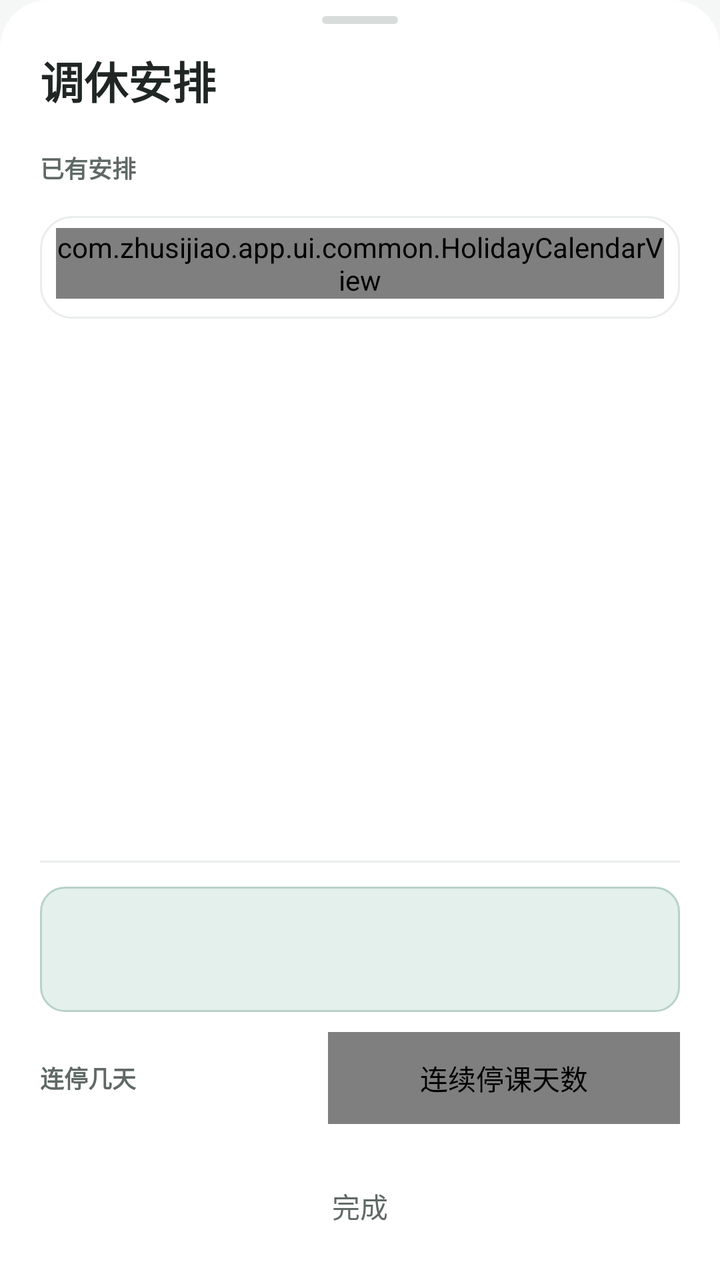
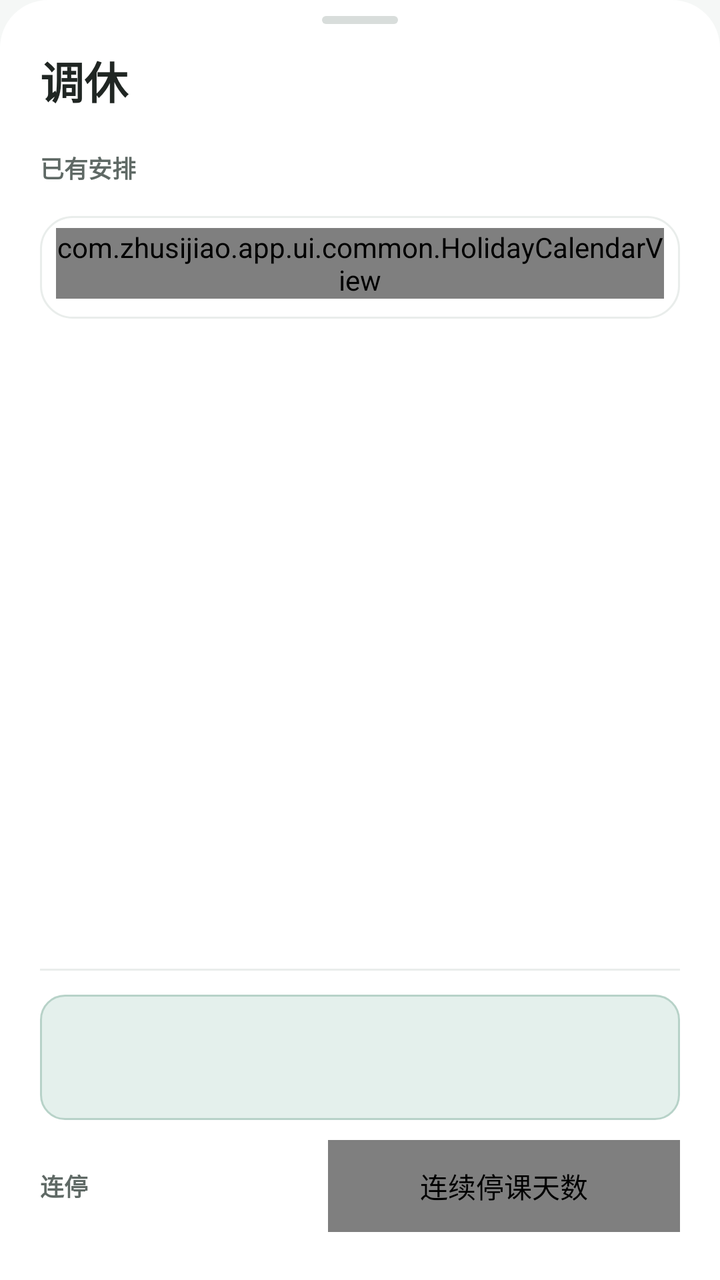

An Android layout rendered at two revisions. The XML below is the earlier revision; the diff shows what the commit changed to produce the second picture.
<!-- AndroidManifest.xml: application theme Theme.Zhusijiao -->
<!-- res/layout/dialog_holiday.xml -->
<?xml version="1.0" encoding="utf-8"?>
<LinearLayout xmlns:android="http://schemas.android.com/apk/res/android"
    android:layout_width="match_parent"
    android:layout_height="match_parent"
    android:background="@drawable/bg_sheet"
    android:orientation="vertical"
    android:paddingStart="20dp"
    android:paddingTop="8dp"
    android:paddingEnd="20dp"
    android:paddingBottom="14dp">

    <View
        android:layout_width="38dp"
        android:layout_height="4dp"
        android:layout_gravity="center_horizontal"
        android:layout_marginBottom="12dp"
        android:background="@drawable/bg_sheet_handle" />

    <TextView
        android:id="@+id/holidayTitle"
        android:layout_width="match_parent"
        android:layout_height="wrap_content"
        android:includeFontPadding="false"
        android:text="@string/holiday_title"
        android:textColor="@color/heading_ink"
        android:textSize="@dimen/text_display"
        android:textStyle="bold" />

    
    <TextView
        android:id="@+id/holidayWeekNotice"
        android:layout_width="match_parent"
        android:layout_height="wrap_content"
        android:layout_marginTop="8dp"
        android:background="@drawable/bg_error_note"
        android:lineSpacingExtra="2dp"
        android:padding="10dp"
        android:textColor="@color/sub_6c"
        android:textSize="@dimen/text_hint"
        android:visibility="gone" />

    
    <LinearLayout
        android:id="@+id/holidaySummaryRow"
        android:layout_width="match_parent"
        android:layout_height="40dp"
        android:layout_marginTop="8dp"
        android:background="@drawable/bg_menu_row"
        android:clickable="true"
        android:focusable="true"
        android:gravity="center_vertical"
        android:orientation="horizontal">

        <TextView
            android:id="@+id/holidayListLabel"
            android:layout_width="0dp"
            android:layout_height="wrap_content"
            android:layout_weight="1"
            android:text="@string/holiday_list_label"
            android:textColor="@color/field_label"
            android:textSize="@dimen/text_hint"
            android:textStyle="bold" />

        <TextView
            android:id="@+id/holidayExpand"
            android:layout_width="wrap_content"
            android:layout_height="wrap_content"
            android:textColor="@color/accent_strong"
            android:textSize="@dimen/text_small"
            android:textStyle="bold" />
    </LinearLayout>

    <androidx.core.widget.NestedScrollView
        android:id="@+id/holidayScroll"
        android:layout_width="match_parent"
        android:layout_height="0dp"
        android:layout_weight="1"
        android:overScrollMode="never"
        android:scrollbars="none">

        <LinearLayout
            android:layout_width="match_parent"
            android:layout_height="wrap_content"
            android:orientation="vertical">

            <LinearLayout
                android:id="@+id/holidayList"
                android:layout_width="match_parent"
                android:layout_height="wrap_content"
                android:layout_marginBottom="4dp"
                android:orientation="vertical" />

            <LinearLayout
                android:id="@+id/holidayCalendarCard"
                android:layout_width="match_parent"
                android:layout_height="wrap_content"
                android:background="@drawable/bg_card"
                android:orientation="vertical"
                android:paddingStart="8dp"
                android:paddingTop="6dp"
                android:paddingEnd="8dp"
                android:paddingBottom="10dp">

                <com.zhusijiao.app.ui.common.HolidayCalendarView
                    android:id="@+id/holidayCalendar"
                    android:layout_width="match_parent"
                    android:layout_height="wrap_content" />
            </LinearLayout>
        </LinearLayout>
    </androidx.core.widget.NestedScrollView>

    <View
        android:layout_width="match_parent"
        android:layout_height="1dp"
        android:layout_marginTop="12dp"
        android:background="@color/line" />

    
    <LinearLayout
        android:id="@+id/holidayEditor"
        android:layout_width="match_parent"
        android:layout_height="wrap_content"
        android:orientation="vertical">

        <LinearLayout
            android:id="@+id/holidaySelectedCard"
            android:layout_width="match_parent"
            android:layout_height="wrap_content"
            android:layout_marginTop="12dp"
            android:background="@drawable/bg_reschedule_summary"
            android:orientation="vertical">

            <TextView
                android:id="@+id/holidaySelectedTitle"
                android:layout_width="match_parent"
                android:layout_height="wrap_content"
                android:includeFontPadding="false"
                android:textColor="@color/heading_ink"
                android:textSize="@dimen/text_subtitle"
                android:textStyle="bold" />

            <TextView
                android:id="@+id/holidaySelectedDetail"
                android:layout_width="match_parent"
                android:layout_height="wrap_content"
                android:layout_marginTop="4dp"
                android:textColor="@color/sub_68"
                android:textSize="@dimen/text_small" />
        </LinearLayout>

        <LinearLayout
            android:id="@+id/holidayDurationRow"
            android:layout_width="match_parent"
            android:layout_height="wrap_content"
            android:layout_marginTop="10dp"
            android:gravity="center_vertical"
            android:orientation="horizontal">

            <TextView
                android:layout_width="0dp"
                android:layout_height="wrap_content"
                android:layout_weight="1"
                android:text="@string/holiday_duration_label"
                android:textColor="@color/field_label"
                android:textSize="@dimen/text_hint"
                android:textStyle="bold" />

            <com.zhusijiao.app.ui.common.StepperFieldView
                android:id="@+id/holidayDays"
                android:layout_width="176dp"
                android:layout_height="46dp"
                android:contentDescription="@string/holiday_days_label" />
        </LinearLayout>

        <LinearLayout
            android:id="@+id/holidayActions"
            android:layout_width="match_parent"
            android:layout_height="wrap_content"
            android:layout_marginTop="10dp"
            android:orientation="vertical" />
    </LinearLayout>

    <TextView
        android:id="@+id/holidayReadOnly"
        android:layout_width="match_parent"
        android:layout_height="wrap_content"
        android:layout_marginTop="12dp"
        android:background="@color/tt_section_bg"
        android:padding="11dp"
        android:text="@string/detail_read_only_hint"
        android:textColor="@color/sub_8a"
        android:textSize="@dimen/text_small"
        android:visibility="gone" />

    <TextView
        android:id="@+id/holidayClose"
        android:layout_width="match_parent"
        android:layout_height="46dp"
        android:layout_marginTop="8dp"
        android:background="@drawable/bg_menu_row"
        android:clickable="true"
        android:focusable="true"
        android:gravity="center"
        android:text="@string/common_done"
        android:textColor="@color/sub_68"
        android:textSize="@dimen/text_body" />
</LinearLayout>
<!-- resources referenced by this layout -->
<resources>
  <color name="accent_strong">#287760</color>
  <color name="field_label">@color/text_secondary</color>
  <color name="heading_ink">#202623</color>
  <color name="line">#e9edeb</color>
  <color name="sub_68">@color/text_secondary</color>
  <color name="sub_6c">@color/text_secondary</color>
  <color name="sub_8a">@color/text_tertiary</color>
  <color name="tt_section_bg">#fbfcfb</color>
  <dimen name="text_body">14sp</dimen>
  <dimen name="text_display">22sp</dimen>
  <dimen name="text_hint">12sp</dimen>
  <dimen name="text_small">13sp</dimen>
  <dimen name="text_subtitle">16sp</dimen>
  <!-- drawable bg_card (drawable) -->
  <?xml version="1.0" encoding="utf-8"?>
  
  <shape xmlns:android="http://schemas.android.com/apk/res/android" android:shape="rectangle">
      <solid android:color="@color/surface" />
      <stroke android:width="1dp" android:color="@color/line" />
      <corners android:radius="@dimen/card_radius_lg" />
  </shape>
  <!-- drawable bg_error_note (drawable) -->
  <?xml version="1.0" encoding="utf-8"?>
  
  <shape xmlns:android="http://schemas.android.com/apk/res/android" android:shape="rectangle">
      <solid android:color="@color/error_bg" />
      <corners android:radius="@dimen/radius_md" />
  </shape>
  <!-- drawable bg_menu_row (drawable) -->
  <?xml version="1.0" encoding="utf-8"?>
  
  <selector xmlns:android="http://schemas.android.com/apk/res/android">
      <item android:state_pressed="true">
          <shape android:shape="rectangle"><solid android:color="@color/hover_bg" /></shape>
      </item>
      <item>
          <shape android:shape="rectangle"><solid android:color="@android:color/transparent" /></shape>
      </item>
  </selector>
  <!-- drawable bg_sheet (drawable) -->
  <?xml version="1.0" encoding="utf-8"?>
  
  <shape xmlns:android="http://schemas.android.com/apk/res/android" android:shape="rectangle">
      <solid android:color="@color/surface" />
      <corners android:topLeftRadius="@dimen/radius_xl" android:topRightRadius="@dimen/radius_xl" />
  </shape>
  <!-- drawable bg_sheet_handle (drawable) -->
  <?xml version="1.0" encoding="utf-8"?>
  
  <shape xmlns:android="http://schemas.android.com/apk/res/android" android:shape="rectangle">
      <solid android:color="@color/sheet_handle" />
      <corners android:radius="4dp" />
  </shape>
  <string name="common_done">完成</string>
  <string name="detail_read_only_hint">仅发布者可修改</string>
  <string name="holiday_days_label">连续停课天数</string>
  <string name="holiday_duration_label">连停几天</string>
  <string name="holiday_list_label">已有安排</string>
  <string name="holiday_title">调休安排</string>
  <color name="text_secondary">#5f6965</color>
  <color name="text_tertiary">#8a9490</color>
  <color name="surface">#ffffff</color>
  <dimen name="card_radius_lg">@dimen/radius_lg</dimen>
  <color name="error_bg">#fdf2f1</color>
  <dimen name="radius_md">12dp</dimen>
  <color name="hover_bg">#f2f5f4</color>
  <color name="accent_soft">#e4f0ec</color>
  <color name="card_border_active">#b7d2c8</color>
  <dimen name="radius_xl">24dp</dimen>
  <color name="sheet_handle">#d8dddb</color>
  <color name="accent">#2f7d68</color>
  <color name="ink">#202725</color>
  <color name="muted">#7d8783</color>
  <color name="background">#f5f7f6</color>
  <style name="Theme.Zhusijiao.Dialog" parent="Theme.AppCompat.Light.Dialog.Alert">
          <item name="colorAccent">@color/accent</item>
          <item name="android:textColorPrimary">@color/ink</item>
          <item name="buttonBarPositiveButtonStyle">@style/DialogButton</item>
          <item name="buttonBarNegativeButtonStyle">@style/DialogButton</item>
          <item name="buttonBarNeutralButtonStyle">@style/DialogButton</item>
      </style>
  <dimen name="radius_lg">16dp</dimen>
  <style name="DialogButton" parent="Widget.AppCompat.Button.ButtonBar.AlertDialog">
          <item name="android:textColor">@color/accent</item>
          <item name="android:textStyle">bold</item>
      </style>
  <!-- unchanged entries left out for length: 2 -->
</resources>

<!-- the commit's change to res/layout/dialog_holiday.xml (unified diff, before → after) -->
@@ -191,17 +191,4 @@
         android:textColor="@color/sub_8a"
         android:textSize="@dimen/text_small"
         android:visibility="gone" />
-
-    <TextView
-        android:id="@+id/holidayClose"
-        android:layout_width="match_parent"
-        android:layout_height="46dp"
-        android:layout_marginTop="8dp"
-        android:background="@drawable/bg_menu_row"
-        android:clickable="true"
-        android:focusable="true"
-        android:gravity="center"
-        android:text="@string/common_done"
-        android:textColor="@color/sub_68"
-        android:textSize="@dimen/text_body" />
 </LinearLayout>
<!-- resource entries referenced after the edit -->
@@ -8,7 +8,6 @@
   <color name="sub_6c">@color/text_secondary</color>
   <color name="sub_8a">@color/text_tertiary</color>
   <color name="tt_section_bg">#fbfcfb</color>
-  <dimen name="text_body">14sp</dimen>
   <dimen name="text_display">22sp</dimen>
   <dimen name="text_hint">12sp</dimen>
   <dimen name="text_small">13sp</dimen>
@@ -53,12 +52,11 @@
       <solid android:color="@color/sheet_handle" />
       <corners android:radius="4dp" />
   </shape>
-  <string name="common_done">完成</string>
   <string name="detail_read_only_hint">仅发布者可修改</string>
   <string name="holiday_days_label">连续停课天数</string>
-  <string name="holiday_duration_label">连停几天</string>
+  <string name="holiday_duration_label">连停</string>
   <string name="holiday_list_label">已有安排</string>
-  <string name="holiday_title">调休安排</string>
+  <string name="holiday_title">调休</string>
   <color name="text_secondary">#5f6965</color>
   <color name="text_tertiary">#8a9490</color>
   <color name="surface">#ffffff</color>
